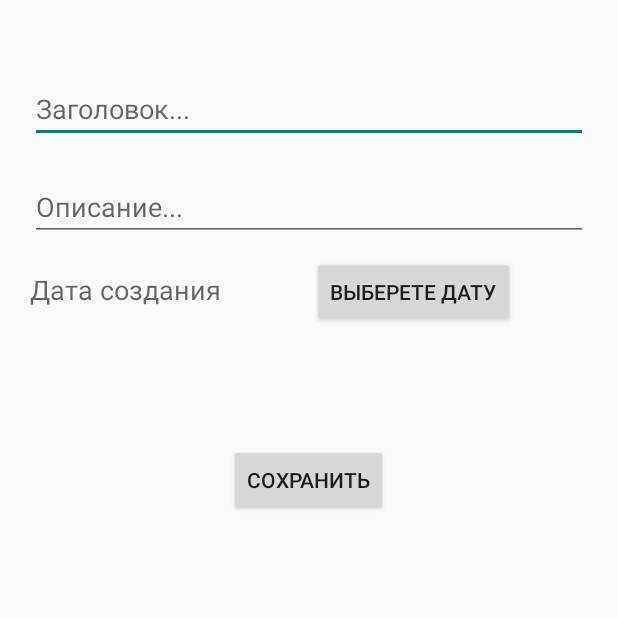
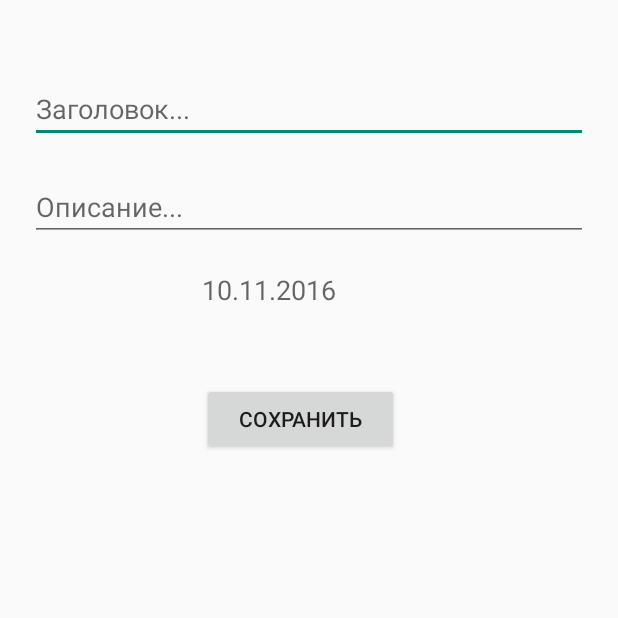
Before and after one commit to TanyaRazor/Notes, an Android app: the AddNote screen opened directly, with no data from a screen before it, on a phone screen of 412 x 824 dp, the top half of it. Run offline under Robolectric (Android 15) with nearby library versions, the phone set to English and light mode, and no system bars.

Commit message:
изменение даты создания на статическую

```diff
--- a/app/src/main/java/tanya/org/ingvin/notes/app/AddNote.java
+++ b/app/src/main/java/tanya/org/ingvin/notes/app/AddNote.java
@@ -7,6 +7,7 @@ import android.os.Bundle;
 import android.view.View;
 import android.widget.DatePicker;
 import android.widget.EditText;
+import android.widget.TextView;
 
 import java.util.Calendar;
 
@@ -16,13 +17,29 @@ import java.util.Calendar;
 public class AddNote extends Activity {
     public final static String CONTENT = "CONTENT";
     public static final String DESC = "DESC";
+    public final static String DATA = "DATA";
+
     Calendar dateOfCreateNote = Calendar.getInstance();
-    public final static String DATA = "DATA";
+
+    public  int yy;
+    public  int mm;
+    public  int dd;
+
+    //TextView createData = ((TextView) findViewById(R.id.createDataView));
+
 
     @Override
     protected void onCreate(Bundle savedInstanceState) {
         super.onCreate(savedInstanceState);
         setContentView(R.layout.add_note);
+
+        TextView createData = ((TextView) findViewById(R.id.createDataView));
+
+        yy = dateOfCreateNote.get(Calendar.YEAR);
+        mm = dateOfCreateNote.get(Calendar.MONTH)+1;
+        dd = dateOfCreateNote.get(Calendar.DAY_OF_MONTH);
+
+        createData.setText((dd + "." + mm + "." + yy).toString());
     }
 
     public void saveClick(View view) {
@@ -30,27 +47,13 @@ public class AddNote extends Activity {
 
         String content = ((EditText)findViewById(R.id.contentNote)).getText().toString();
         String desc = ((EditText)findViewById(R.id.descNote)).getText().toString();
-        String data = ((EditText) findViewById(R.id.createDataView)).getText().toString();
+        String createDataView = ((TextView)findViewById(R.id.createDataView)).getText().toString();
 
         intent.putExtra(CONTENT,content);
         intent.putExtra(DESC, desc);
-        intent.putExtra(DATA, data);
+        intent.putExtra(DATA, createDataView);
 
         setResult(RESULT_OK, intent);
         finish();
     }
-
-    public void dateClickButton(View view) {
-        new DatePickerDialog(AddNote.this,d,
-                dateOfCreateNote.get(Calendar.YEAR),
-                dateOfCreateNote.get(Calendar.MONTH),
-                dateOfCreateNote.get(Calendar.DAY_OF_MONTH)).show();
-    }
-    DatePickerDialog.OnDateSetListener d = new DatePickerDialog.OnDateSetListener(){
-        public void onDateSet(DatePicker view, int year, int monthOfYear, int dayOfMonth){
-            dateOfCreateNote.set(Calendar.YEAR, year);
-            dateOfCreateNote.set(Calendar.MONTH, monthOfYear);
-            dateOfCreateNote.set(Calendar.DAY_OF_MONTH, dayOfMonth);
-        }
-    };
 }
--- a/app/src/main/java/tanya/org/ingvin/notes/app/NotesAdapter.java
+++ b/app/src/main/java/tanya/org/ingvin/notes/app/NotesAdapter.java
@@ -5,6 +5,7 @@ import android.view.LayoutInflater;
 import android.view.View;
 import android.view.ViewGroup;
 import android.widget.BaseAdapter;
+import android.widget.ScrollView;
 import android.widget.TextView;
 
 import java.util.ArrayList;
@@ -22,7 +23,6 @@ public class NotesAdapter extends BaseAdapter {
         notesArrayList = notes;
         lInflater = (LayoutInflater) ctx.getSystemService(Context.LAYOUT_INFLATER_SERVICE);
     }
-
     @Override
     public int getCount() {
         return notesArrayList.size();
@@ -48,6 +48,7 @@ public class NotesAdapter extends BaseAdapter {
 
         ((TextView) view.findViewById(R.id.content_item_view)).setText(n.content);
         ((TextView) view.findViewById(R.id.desc_item_view)).setText(n.desc);
+        ((TextView) view.findViewById(R.id.data_view)).setText(n.createData);
 
         return view;
     }
--- a/app/src/main/res/layout/add_note.xml
+++ b/app/src/main/res/layout/add_note.xml
@@ -17,27 +17,17 @@
             android:id="@+id/descNote" android:layout_gravity="center_horizontal" android:hint="Описание..."
             android:layout_marginLeft="20dp" android:layout_marginTop="10dp" android:layout_marginRight="20dp"
             android:layout_marginBottom="10dp"/>
-    <LinearLayout
-            android:orientation="horizontal"
-            android:layout_width="match_parent"
-            android:layout_height="75dp" android:weightSum="1">
-        <TextView
-                android:layout_width="wrap_content"
-                android:layout_height="wrap_content"
-                android:textAppearance="?android:attr/textAppearanceMedium"
-                android:id="@+id/createDataView" android:layout_weight="0.30" android:layout_marginLeft="20dp"
-                android:layout_marginRight="20dp" android:hint="Дата создания"/>
-        <Button
-                android:layout_width="wrap_content"
-                android:layout_height="wrap_content"
-                android:text="Выберете дату"
-                android:id="@+id/data_button" android:onClick="dateClickButton"
-                android:layout_marginRight="20dp" android:layout_marginLeft="20dp"/>
-    </LinearLayout>
+    <TextView
+            android:layout_width="142dp"
+            android:layout_height="wrap_content"
+            android:textAppearance="?android:attr/textAppearanceMedium"
+            android:id="@+id/createDataView" android:layout_marginLeft="20dp"
+            android:layout_marginRight="20dp" android:hint="Дата создания" android:layout_gravity="center_horizontal"
+            android:textAlignment="center" android:layout_marginTop="10dp"/>
     <Button
-            android:layout_width="wrap_content"
+            android:layout_width="131dp"
             android:layout_height="wrap_content"
             android:text="Сохранить"
             android:id="@+id/okButton" android:layout_gravity="center_horizontal" android:layout_marginTop="50dp"
-            android:onClick="saveClick"/>
+            android:onClick="saveClick" android:layout_marginRight="5dp"/>
 </LinearLayout>
```
Also changed, not shown: app/src/main/res/layout/item.xml (+14 -12 lines).
